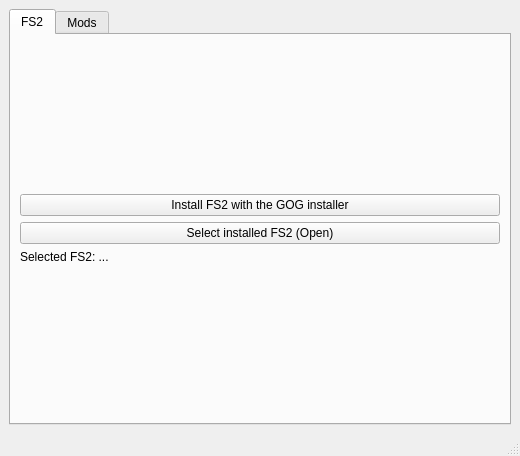
Old version of the form ui/main.ui in the repository ngld/old-knossos.
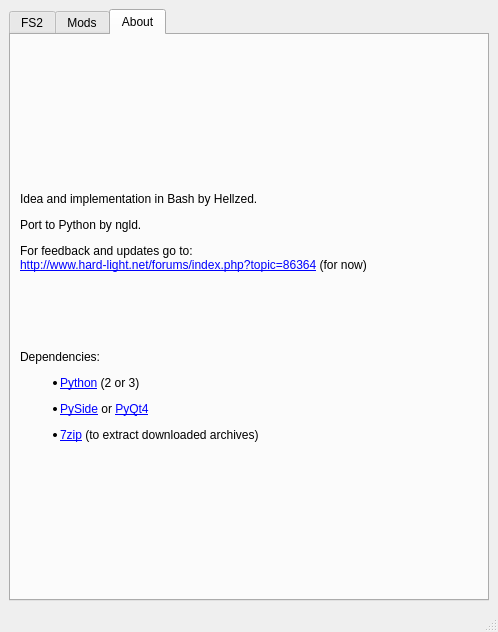
New version of the form.

What changed in the file:
```diff
--- a/ui/main.ui
+++ b/ui/main.ui
@@ -6,8 +6,8 @@
    <rect>
     <x>0</x>
     <y>0</y>
-    <width>520</width>
-    <height>456</height>
+    <width>498</width>
+    <height>632</height>
    </rect>
   </property>
   <property name="windowTitle">
@@ -18,7 +18,7 @@
     <item>
      <widget class="QTabWidget" name="tabs">
       <property name="currentIndex">
-       <number>0</number>
+       <number>2</number>
       </property>
       <widget class="QWidget" name="fs2">
        <attribute name="title">
@@ -145,6 +145,32 @@
         </item>
        </layout>
       </widget>
+      <widget class="QWidget" name="tab">
+       <attribute name="title">
+        <string>About</string>
+       </attribute>
+       <layout class="QVBoxLayout" name="verticalLayout_4">
+        <item>
+         <widget class="QLabel" name="label">
+          <property name="text">
+           <string>&lt;!DOCTYPE HTML PUBLIC &quot;-//W3C//DTD HTML 4.0//EN&quot; &quot;http://www.w3.org/TR/REC-html40/strict.dtd&quot;&gt;
+&lt;html&gt;&lt;head&gt;&lt;meta name=&quot;qrichtext&quot; content=&quot;1&quot; /&gt;&lt;style type=&quot;text/css&quot;&gt;
+p, li { white-space: pre-wrap; }
+&lt;/style&gt;&lt;/head&gt;&lt;body style=&quot; font-family:'Sans Serif'; font-size:9pt; font-weight:400; font-style:normal;&quot;&gt;
+&lt;p style=&quot; margin-top:12px; margin-bottom:12px; margin-left:0px; margin-right:0px; -qt-block-indent:0; text-indent:0px;&quot;&gt;Idea and implementation in Bash by Hellzed.&lt;/p&gt;
+&lt;p style=&quot; margin-top:12px; margin-bottom:12px; margin-left:0px; margin-right:0px; -qt-block-indent:0; text-indent:0px;&quot;&gt;Port to Python by ngld.&lt;/p&gt;
+&lt;p style=&quot; margin-top:12px; margin-bottom:12px; margin-left:0px; margin-right:0px; -qt-block-indent:0; text-indent:0px;&quot;&gt;For feedback and updates go to:&lt;br /&gt;&lt;a href=&quot;http://www.hard-light.net/forums/index.php?topic=86364&quot;&gt;&lt;span style=&quot; text-decoration: underline; color:#0000ff;&quot;&gt;http://www.hard-light.net/forums/index.php?topic=86364&lt;/span&gt;&lt;/a&gt; (for now)&lt;/p&gt;
+&lt;p style=&quot; margin-top:12px; margin-bottom:12px; margin-left:0px; margin-right:0px; -qt-block-indent:0; text-indent:0px;&quot;&gt;&lt;br /&gt;&lt;/p&gt;
+&lt;p style=&quot;-qt-paragraph-type:empty; margin-top:12px; margin-bottom:12px; margin-left:0px; margin-right:0px; -qt-block-indent:0; text-indent:0px;&quot;&gt;&lt;br /&gt;&lt;/p&gt;
+&lt;p style=&quot; margin-top:12px; margin-bottom:12px; margin-left:0px; margin-right:0px; -qt-block-indent:0; text-indent:0px;&quot;&gt;Dependencies:&lt;/p&gt;
+&lt;ul style=&quot;margin-top: 0px; margin-bottom: 0px; margin-left: 0px; margin-right: 0px; -qt-list-indent: 1;&quot;&gt;&lt;li style=&quot; margin-top:12px; margin-bottom:12px; margin-left:0px; margin-right:0px; -qt-block-indent:0; text-indent:0px;&quot;&gt;&lt;a href=&quot;http://python.org&quot;&gt;&lt;span style=&quot; text-decoration: underline; color:#0000ff;&quot;&gt;Python&lt;/span&gt;&lt;/a&gt; (2 or 3)&lt;/li&gt;
+&lt;li style=&quot; margin-top:12px; margin-bottom:12px; margin-left:0px; margin-right:0px; -qt-block-indent:0; text-indent:0px;&quot;&gt;&lt;a href=&quot;http://qt-project.org/wiki/Category:LanguageBindings::PySide&quot;&gt;&lt;span style=&quot; text-decoration: underline; color:#0000ff;&quot;&gt;PySide&lt;/span&gt;&lt;/a&gt; or &lt;a href=&quot;http://riverbankcomputing.co.uk/software/pyqt/intro&quot;&gt;&lt;span style=&quot; text-decoration: underline; color:#0000ff;&quot;&gt;PyQt4&lt;/span&gt;&lt;/a&gt;&lt;/li&gt;
+&lt;li style=&quot; margin-top:12px; margin-bottom:12px; margin-left:0px; margin-right:0px; -qt-block-indent:0; text-indent:0px;&quot;&gt;&lt;a href=&quot;http://www.7-zip.org/&quot;&gt;&lt;span style=&quot; text-decoration: underline; color:#0000ff;&quot;&gt;7zip&lt;/span&gt;&lt;/a&gt; (to extract downloaded archives)&lt;/li&gt;&lt;/ul&gt;&lt;/body&gt;&lt;/html&gt;</string>
+          </property>
+         </widget>
+        </item>
+       </layout>
+      </widget>
      </widget>
     </item>
    </layout>
```
Left out of the diff: 7 changed lines with no effect on the pictures.
